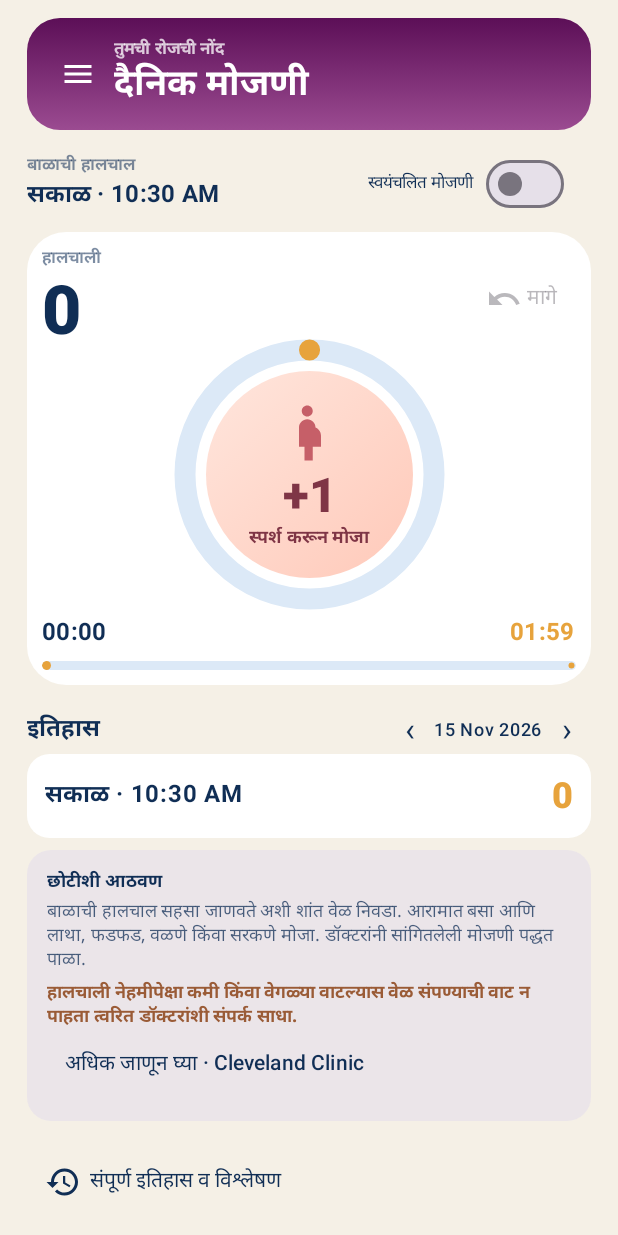
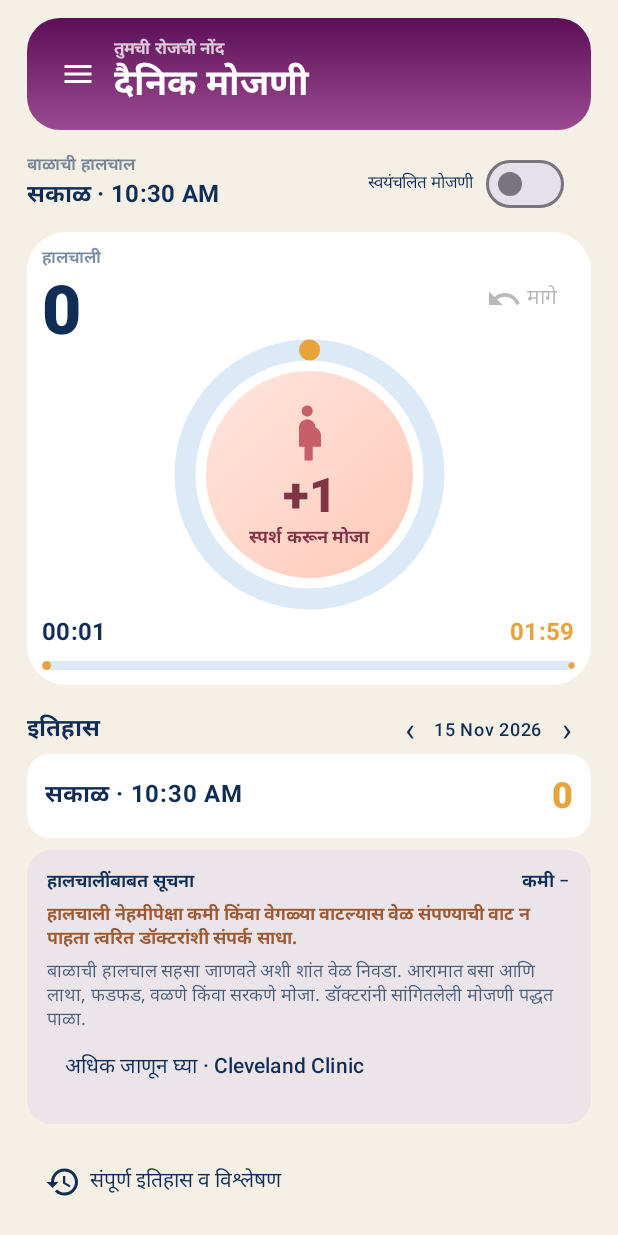
Before and after one commit to project-bharat/counterapp, an Android app built with Jetpack Compose: the screen it shows after launch (MainActivity), after a tap on "सत्र सुरू करा", on a phone screen of 412 x 824 dp. Run offline under Robolectric (Android 15) with nearby library versions, the phone set to English and light mode, and no system bars; our stand-ins replace Room's generated code; pictures from the network do not load; 2 other taps on this screen came first.

Commit message:
Make baby movement guidance collapsible

```diff
--- a/app/src/main/java/com/projectbharat/counterapp/MainActivity.kt
+++ b/app/src/main/java/com/projectbharat/counterapp/MainActivity.kt
@@ -602,6 +602,7 @@ private fun BabyMovementScreen(
     onConfirmDetections: (List<Long>) -> Unit, onDismissDetections: (List<Long>) -> Unit
 ) {
     val context = LocalContext.current
+    var guidanceExpanded by remember { mutableStateOf(false) }
     val elapsed = activeSession?.let { (System.currentTimeMillis() - it.startedAt).coerceAtLeast(0L) } ?: 0L
     val sessionLimit = CounterRepository.TWO_HOURS_MS
     val progress = (elapsed.toFloat() / sessionLimit).coerceIn(0f, 1f)
@@ -786,10 +787,29 @@ private fun BabyMovementScreen(
         }
         Card(Modifier.fillMaxWidth().padding(top = 8.dp, bottom = 8.dp), shape = RoundedCornerShape(16.dp), colors = CardDefaults.cardColors(containerColor = MaterialTheme.colorScheme.surfaceVariant.copy(alpha = .65f))) {
             Column(Modifier.padding(13.dp)) {
-                Text(if (english) "A GENTLE REMINDER" else "छोटीशी आठवण", color = ink, style = MaterialTheme.typography.labelMedium, fontWeight = FontWeight.Bold)
-                Text(if (english) "Choose a quiet time when you usually notice movement. Sit comfortably and count kicks, flutters, rolls or swishes. Guidance differs; follow your maternity-care professional's recommended method." else "बाळाची हालचाल सहसा जाणवते अशी शांत वेळ निवडा. आरामात बसा आणि लाथा, फडफड, वळणे किंवा सरकणे मोजा. डॉक्टरांनी सांगितलेली मोजणी पद्धत पाळा.", color = ink.copy(alpha=.75f), style = MaterialTheme.typography.bodySmall, modifier = Modifier.padding(top = 4.dp))
-                Text(if (english) "If movements become less frequent or feel different from your baby's usual pattern, contact your maternity-care professional promptly. Do not wait for the timer." else "हालचाली नेहमीपेक्षा कमी किंवा वेगळ्या वाटल्यास वेळ संपण्याची वाट न पाहता त्वरित डॉक्टरांशी संपर्क साधा.", color = Color(0xFF9A5B36), style = MaterialTheme.typography.bodySmall, fontWeight = FontWeight.SemiBold, modifier = Modifier.padding(top = 6.dp))
-                TextButton(onClick = { val intent = Intent(Intent.ACTION_VIEW, android.net.Uri.parse("https://my.clevelandclinic.org/health/articles/23497-kick-counts")); runCatching { context.startActivity(intent) } }) { Text(if (english) "Know how · Cleveland Clinic" else "अधिक जाणून घ्या · Cleveland Clinic") }
+                Row(
+                    Modifier.fillMaxWidth().clickable { guidanceExpanded = !guidanceExpanded },
+                    verticalAlignment = Alignment.CenterVertically,
+                    horizontalArrangement = Arrangement.SpaceBetween
+                ) {
+                    Text(if (english) "MOVEMENT GUIDANCE" else "हालचालींबाबत सूचना", color = ink, style = MaterialTheme.typography.labelMedium, fontWeight = FontWeight.Bold)
+                    Text(if (guidanceExpanded) (if (english) "Less −" else "कमी −") else (if (english) "More +" else "अधिक +"), color = ink, style = MaterialTheme.typography.labelMedium, fontWeight = FontWeight.SemiBold)
+                }
+                Text(
+                    if (english) "If movements become less frequent or feel different from your baby's usual pattern, contact your maternity-care professional promptly. Do not wait for the timer."
+                    else "हालचाली नेहमीपेक्षा कमी किंवा वेगळ्या वाटल्यास वेळ संपण्याची वाट न पाहता त्वरित डॉक्टरांशी संपर्क साधा.",
+                    color = Color(0xFF9A5B36), style = MaterialTheme.typography.bodySmall, fontWeight = FontWeight.SemiBold, modifier = Modifier.padding(top = 6.dp)
+                )
+                if (guidanceExpanded) {
+                    Text(
+                        if (english) "Choose a quiet time when you usually notice movement. Sit comfortably and count kicks, flutters, rolls or swishes. Guidance differs; follow your maternity-care professional's recommended method."
+                        else "बाळाची हालचाल सहसा जाणवते अशी शांत वेळ निवडा. आरामात बसा आणि लाथा, फडफड, वळणे किंवा सरकणे मोजा. डॉक्टरांनी सांगितलेली मोजणी पद्धत पाळा.",
+                        color = ink.copy(alpha=.75f), style = MaterialTheme.typography.bodySmall, modifier = Modifier.padding(top = 6.dp)
+                    )
+                    TextButton(onClick = { val intent = Intent(Intent.ACTION_VIEW, android.net.Uri.parse("https://my.clevelandclinic.org/health/articles/23497-kick-counts")); runCatching { context.startActivity(intent) } }) {
+                        Text(if (english) "Know how · Cleveland Clinic" else "अधिक जाणून घ्या · Cleveland Clinic")
+                    }
+                }
             }
         }
         Spacer(Modifier.height(12.dp))
```
